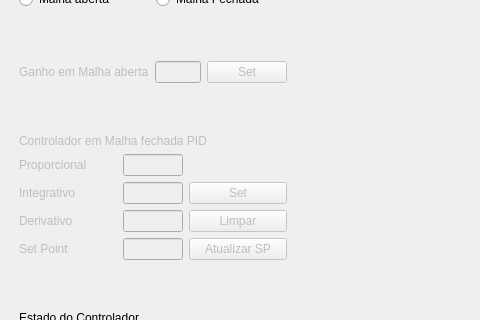
Qt form untitled.ui (luizborgess/controlador-digital-firmata) before a commit; both pictures show x 0 to 480 and y 322 to 642 of the 1202 by 786 pixel window.
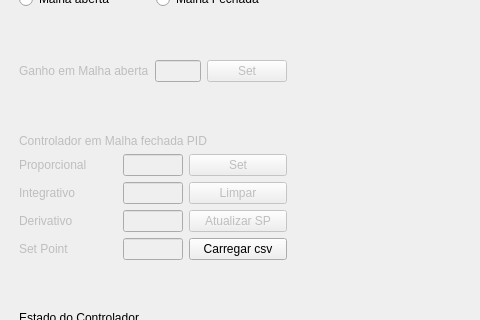
The same form after that commit. Custom widgets are drawn as their Qt base class.

Commit message: Added load csv, disturbance.

```diff
--- a/untitled.ui
+++ b/untitled.ui
@@ -304,22 +304,6 @@
         </property>
        </widget>
       </item>
-      <item row="3" column="2">
-       <widget class="QPushButton" name="updateSetPoint">
-        <property name="enabled">
-         <bool>false</bool>
-        </property>
-        <property name="sizePolicy">
-         <sizepolicy hsizetype="Expanding" vsizetype="Fixed">
-          <horstretch>0</horstretch>
-          <verstretch>0</verstretch>
-         </sizepolicy>
-        </property>
-        <property name="text">
-         <string>Atualizar SP</string>
-        </property>
-       </widget>
-      </item>
       <item row="1" column="0">
        <widget class="QLabel" name="label_9">
         <property name="enabled">
@@ -377,23 +361,7 @@
         </property>
        </widget>
       </item>
-      <item row="2" column="2">
-       <widget class="QPushButton" name="clear_2">
-        <property name="enabled">
-         <bool>false</bool>
-        </property>
-        <property name="sizePolicy">
-         <sizepolicy hsizetype="Expanding" vsizetype="Fixed">
-          <horstretch>0</horstretch>
-          <verstretch>0</verstretch>
-         </sizepolicy>
-        </property>
-        <property name="text">
-         <string>Limpar</string>
-        </property>
-       </widget>
-      </item>
-      <item row="1" column="2">
+      <item row="0" column="2">
        <widget class="QPushButton" name="set_2">
         <property name="enabled">
          <bool>false</bool>
@@ -409,6 +377,45 @@
         </property>
        </widget>
       </item>
+      <item row="1" column="2">
+       <widget class="QPushButton" name="clear_2">
+        <property name="enabled">
+         <bool>false</bool>
+        </property>
+        <property name="sizePolicy">
+         <sizepolicy hsizetype="Expanding" vsizetype="Fixed">
+          <horstretch>0</horstretch>
+          <verstretch>0</verstretch>
+         </sizepolicy>
+        </property>
+        <property name="text">
+         <string>Limpar</string>
+        </property>
+       </widget>
+      </item>
+      <item row="2" column="2">
+       <widget class="QPushButton" name="updateSetPoint">
+        <property name="enabled">
+         <bool>false</bool>
+        </property>
+        <property name="sizePolicy">
+         <sizepolicy hsizetype="Expanding" vsizetype="Fixed">
+          <horstretch>0</horstretch>
+          <verstretch>0</verstretch>
+         </sizepolicy>
+        </property>
+        <property name="text">
+         <string>Atualizar SP</string>
+        </property>
+       </widget>
+      </item>
+      <item row="3" column="2">
+       <widget class="QPushButton" name="loadCSV">
+        <property name="text">
+         <string>Carregar csv</string>
+        </property>
+       </widget>
+      </item>
      </layout>
     </item>
     <item row="5" column="0">
```
The commit also changes 6 other files.
